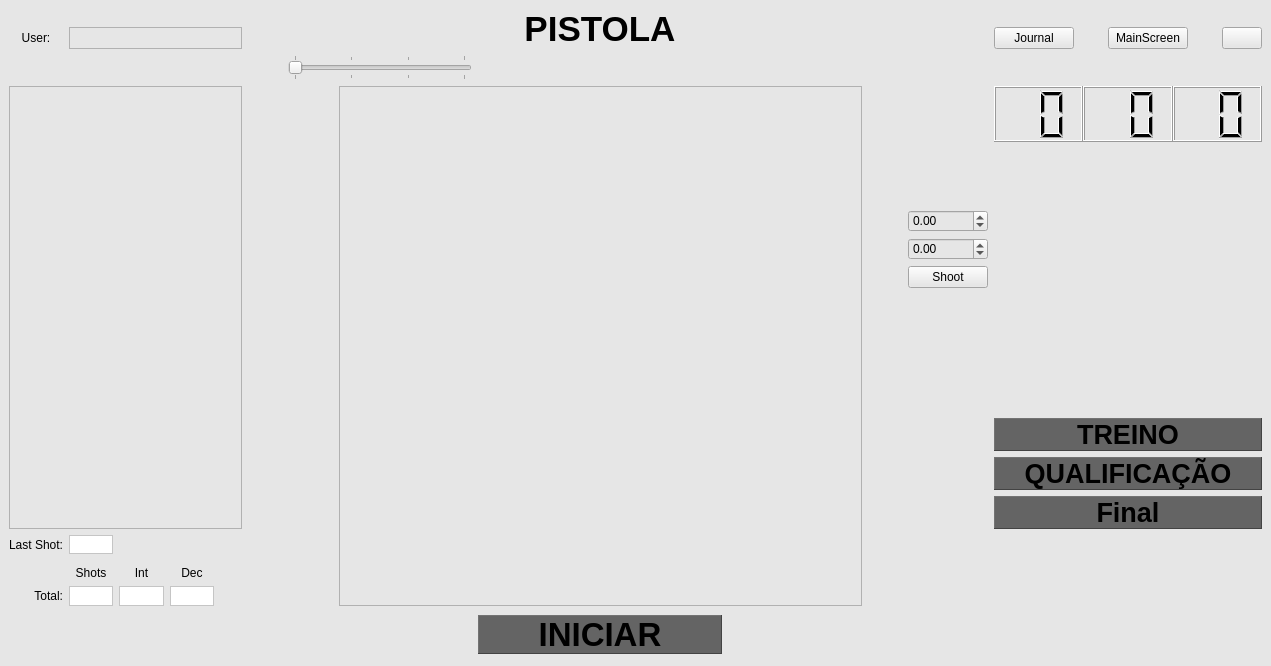
The window that local_pc/gui/pistolwindow.ui (xBogas/ES-SACA) describes before a commit, drawn with Qt 5.
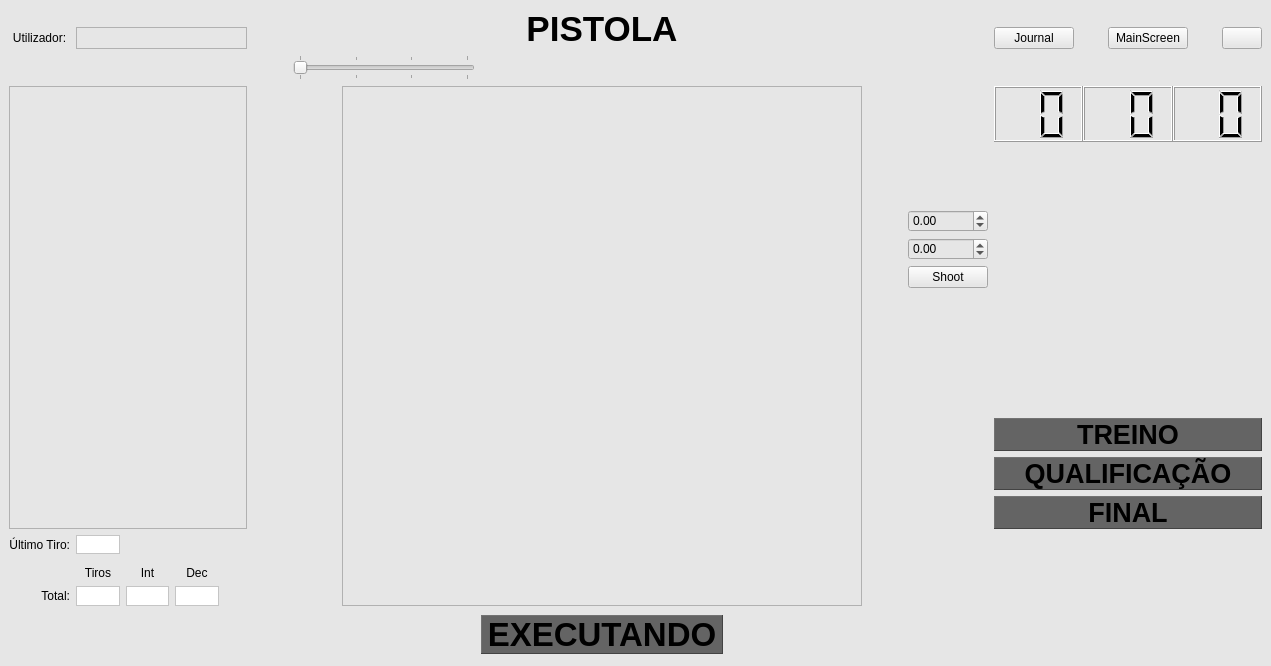
The same window after the commit. Icons and pictures are not drawn.

Commit message: Alteração dos ui do mainwindow e riflewindow para permitir ajuste das janelas, alterações na tabela do pistolwindow e riflewindow.

What changed in the file:
```diff
--- a/local_pc/gui/pistolwindow.ui
+++ b/local_pc/gui/pistolwindow.ui
@@ -181,7 +181,7 @@
          <enum>QFrame::Raised</enum>
         </property>
         <property name="text">
-         <string>INICIAR</string>
+         <string>EXECUTANDO</string>
         </property>
         <property name="alignment">
          <set>Qt::AlignCenter</set>
@@ -226,7 +226,7 @@
          </sizepolicy>
         </property>
         <property name="text">
-         <string>Shots</string>
+         <string>Tiros</string>
         </property>
         <property name="alignment">
          <set>Qt::AlignBottom|Qt::AlignHCenter</set>
@@ -330,7 +330,7 @@
          <enum>QFrame::Raised</enum>
         </property>
         <property name="text">
-         <string>Final</string>
+         <string>FINAL</string>
         </property>
         <property name="alignment">
          <set>Qt::AlignCenter</set>
@@ -372,7 +372,7 @@
          </sizepolicy>
         </property>
         <property name="text">
-         <string>User:</string>
+         <string>Utilizador:</string>
         </property>
         <property name="alignment">
          <set>Qt::AlignCenter</set>
@@ -404,7 +404,7 @@
          <enum>QFrame::NoFrame</enum>
         </property>
         <property name="text">
-         <string>Last Shot:</string>
+         <string>Último Tiro:</string>
         </property>
         <property name="alignment">
          <set>Qt::AlignRight|Qt::AlignTrailing|Qt::AlignVCenter</set>
```
The commit also changes 6 other files.
